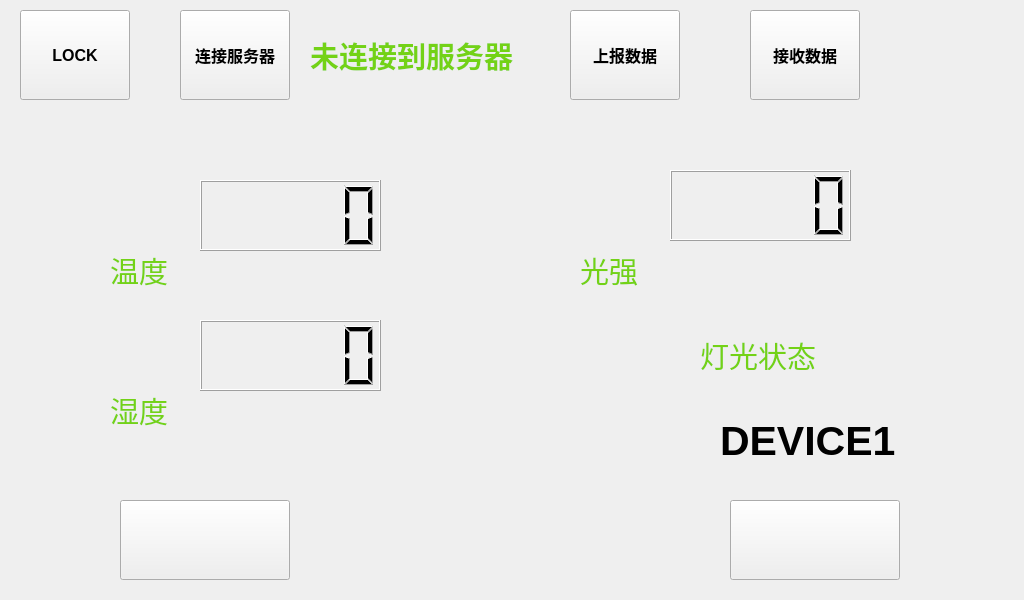
First picture: the form in AgriculturalIotSys/showdata.ui, repository tuto123/Windows_Qt, before the edit.
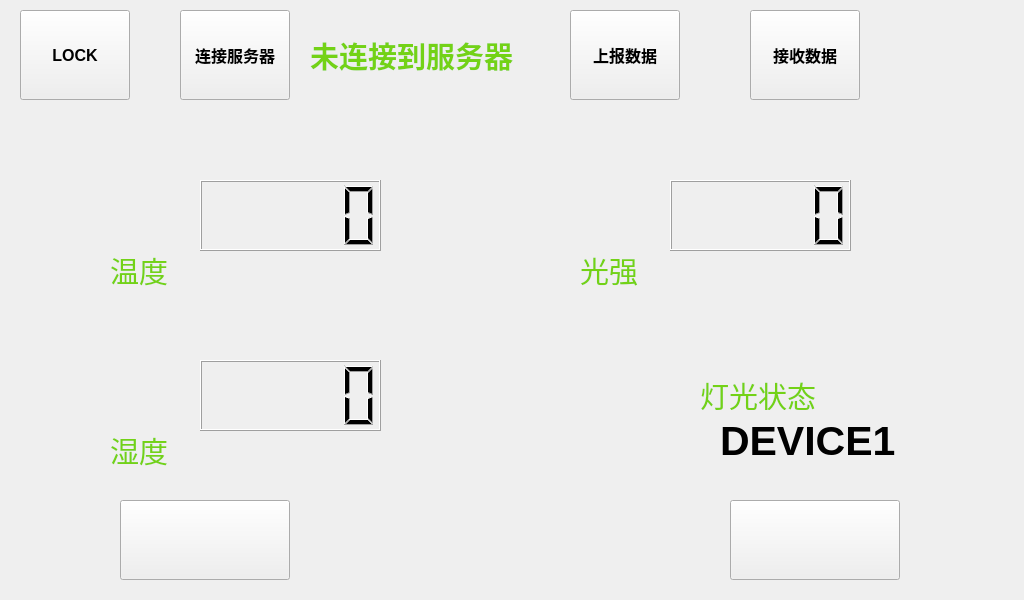
Second picture: the form after the edit. The open tabs and pages were chosen to show the change. Icons and pictures are not drawn.

What changed in the file:
```diff
--- a/AgriculturalIotSys/showdata.ui
+++ b/AgriculturalIotSys/showdata.ui
@@ -109,7 +109,7 @@
      <property name="geometry">
       <rect>
        <x>160</x>
-       <y>200</y>
+       <y>240</y>
        <width>181</width>
        <height>71</height>
       </rect>
@@ -119,7 +119,7 @@
      <property name="geometry">
       <rect>
        <x>70</x>
-       <y>270</y>
+       <y>310</y>
        <width>70</width>
        <height>40</height>
       </rect>
@@ -208,7 +208,7 @@
      <property name="geometry">
       <rect>
        <x>60</x>
-       <y>200</y>
+       <y>240</y>
        <width>90</width>
        <height>70</height>
       </rect>
@@ -224,7 +224,7 @@
      <property name="geometry">
       <rect>
        <x>630</x>
-       <y>50</y>
+       <y>60</y>
        <width>181</width>
        <height>71</height>
       </rect>
@@ -252,7 +252,7 @@
      <property name="geometry">
       <rect>
        <x>660</x>
-       <y>220</y>
+       <y>260</y>
        <width>130</width>
        <height>30</height>
       </rect>
@@ -273,7 +273,7 @@
      <property name="geometry">
       <rect>
        <x>520</x>
-       <y>190</y>
+       <y>230</y>
        <width>120</width>
        <height>100</height>
       </rect>
```
Left out of the diff: 4 changed lines with no effect on the pictures.
